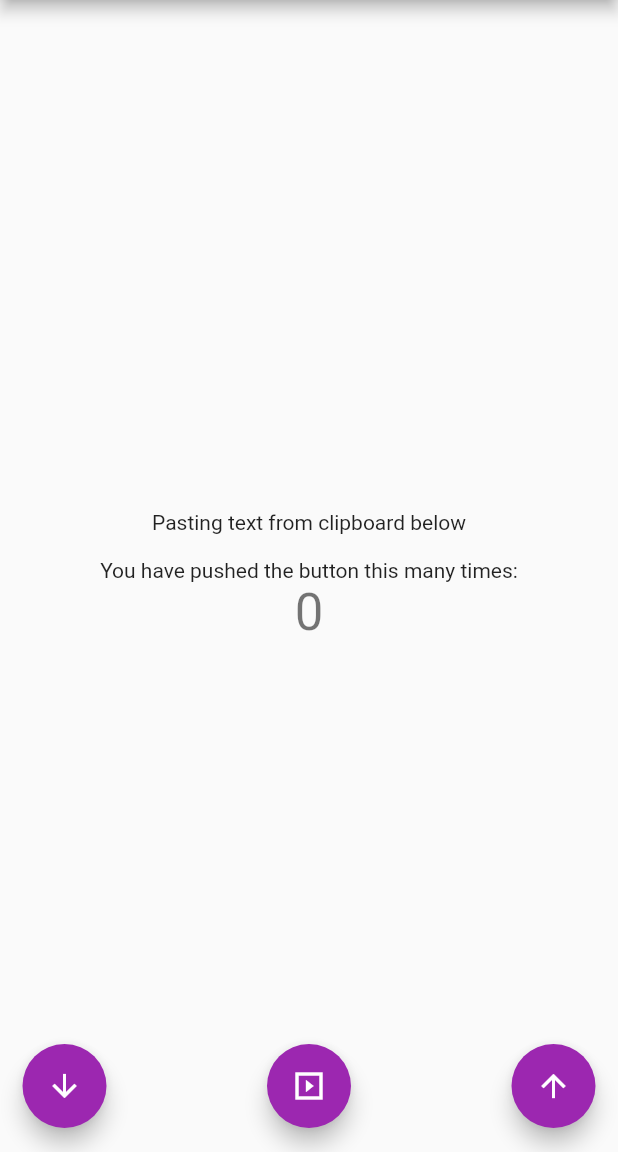
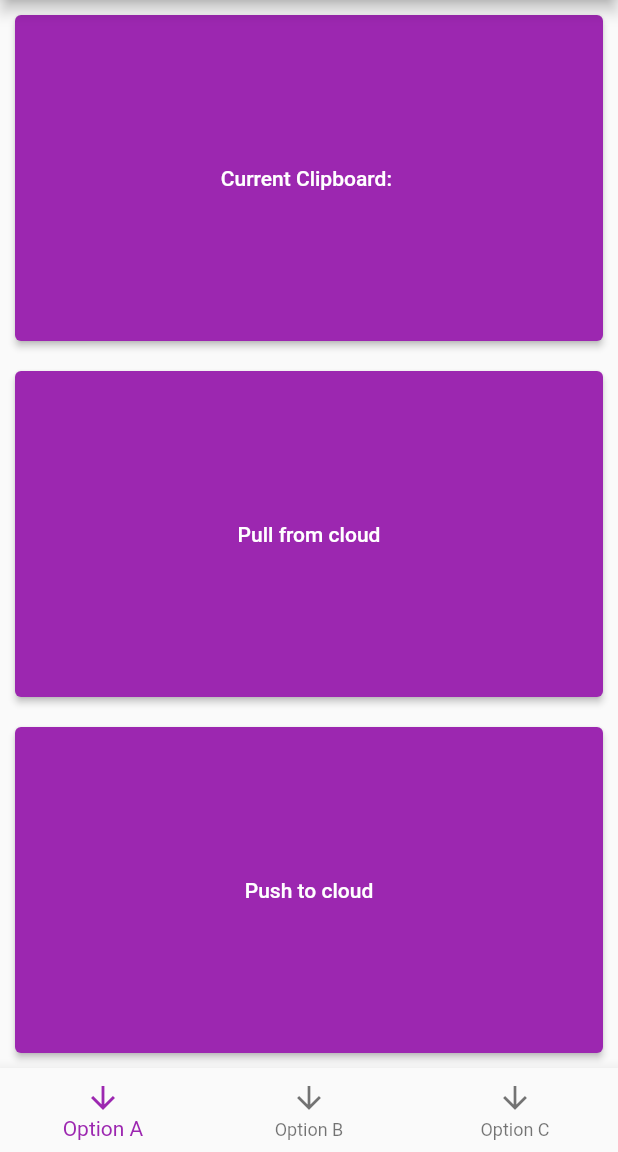
Before and after one commit to SentientMuffin/ClipStream, a Flutter app: the screen it shows after launch, on a phone screen of 412 x 824 dp, the part 84-1236 px from its top. Run offline on Flutter 3.47's test engine with Material 2 defaults, Android fonts, the phone set to English and light mode, and no system bars; missing offline and left inert: dart:ffi.

Commit message:
WIP UI of main screen

```diff
--- a/lib/main.dart
+++ b/lib/main.dart
@@ -1,4 +1,5 @@
 import 'dart:ffi';
+// import 'dart:html';
 
 import 'package:flutter/material.dart';
 import 'package:flutter/services.dart';
@@ -110,6 +111,27 @@ class _MyHomePageState extends State<MyHomePage> {
     );
   }
 
+  EdgeInsets mainFunctionButton() {
+    return EdgeInsets.all(10);
+  }
+
+  Expanded mainButton(onPress, text) {
+    return  Expanded(
+      child: SizedBox (
+        width: double.infinity,
+        child: Padding(
+          padding: mainFunctionButton(),
+          child: ElevatedButton(
+            onPressed: onPress,
+            child: Text(
+              text,
+            ),
+          ),
+        ),
+      ),
+    );
+  }
+
   @override
   Widget build(BuildContext context) {
     // This method is rerun every time setState is called, for instance as done
@@ -144,52 +166,62 @@ class _MyHomePageState extends State<MyHomePage> {
           // horizontal).
           mainAxisAlignment: MainAxisAlignment.center,
           children: <Widget>[
-            Text(
-              'Pasting text from clipboard below',
-            ),
-            Text(
-              '$_textValue',
-            ),
-            Text(
-              'You have pushed the button this many times:',
-            ),
-            Text(
-              '$_counter',
-              style: Theme.of(context).textTheme.headline4,
-            ),
+            mainButton(_incrementCounter, 'Current Clipboard: $_textValue'),
+            mainButton(_incrementCounter, 'Pull from cloud'),
+            mainButton(_incrementCounter, 'Push to cloud'),
+            // Text(
+            //   'Pasting text from clipboard below',
+            // ),
+            // Text(
+            //   '$_textValue',
+            // ),
+            // Text(
+            //   'You have pushed the button this many times:',
+            // ),
+            // Text(
+            //   '$_counter',
+            //   style: Theme.of(context).textTheme.headline4,
+            // ),
           ],
         ),
       ),
-      floatingActionButton: Container(
-        margin: EdgeInsets.only(left: 15, right: 15),
-        // width: MediaQuery.of(context).size.width - 40,
-        // decoration: borderLines(),
-        child: Row(
-          mainAxisAlignment: MainAxisAlignment.spaceBetween,
-          children: [
-            FloatingActionButton(
-              onPressed: _setClipboard,
-              child: Icon(Icons.arrow_downward_sharp),
-            ),
-            FloatingActionButton(
-              onPressed: () {
-                _getClipboard();
-                _postCloudClip();
-              },
-              child: Icon(Icons.slideshow_sharp),
-            ),
-            FloatingActionButton(
-              onPressed: () {
-                _incrementCounter();
-                _getCloudClip();
-              },
-              tooltip: 'Increment',
-              child: Icon(Icons.arrow_upward_sharp),
-            ),
-          ], // <Widget>[]
-        ),
+      bottomNavigationBar: BottomNavigationBar(
+        items: [
+          BottomNavigationBarItem(label: "Option A", icon: Icon(Icons.arrow_downward_sharp)),
+          BottomNavigationBarItem(label: "Option B", icon: Icon(Icons.arrow_downward_sharp)),
+          BottomNavigationBarItem(label: "Option C", icon: Icon(Icons.arrow_downward_sharp)),
+        ],
       ),
-      floatingActionButtonLocation: FloatingActionButtonLocation.centerFloat,
+      // floatingActionButton: Container(
+      //   margin: EdgeInsets.only(left: 15, right: 15),
+      //   // width: MediaQuery.of(context).size.width - 40,
+      //   // decoration: borderLines(),
+      //   child: Row(
+      //     mainAxisAlignment: MainAxisAlignment.spaceBetween,
+      //     children: [
+      //       FloatingActionButton(
+      //         onPressed: _setClipboard,
+      //         child: Icon(Icons.arrow_downward_sharp),
+      //       ),
+      //       FloatingActionButton(
+      //         onPressed: () {
+      //           _getClipboard();
+      //           _postCloudClip();
+      //         },
+      //         child: Icon(Icons.slideshow_sharp),
+      //       ),
+      //       FloatingActionButton(
+      //         onPressed: () {
+      //           _incrementCounter();
+      //           _getCloudClip();
+      //         },
+      //         tooltip: 'Increment',
+      //         child: Icon(Icons.arrow_upward_sharp),
+      //       ),
+      //     ], // <Widget>[]
+      //   ),
+      // ),
+      // floatingActionButtonLocation: FloatingActionButtonLocation.centerFloat,
     );
   }
 }
```
